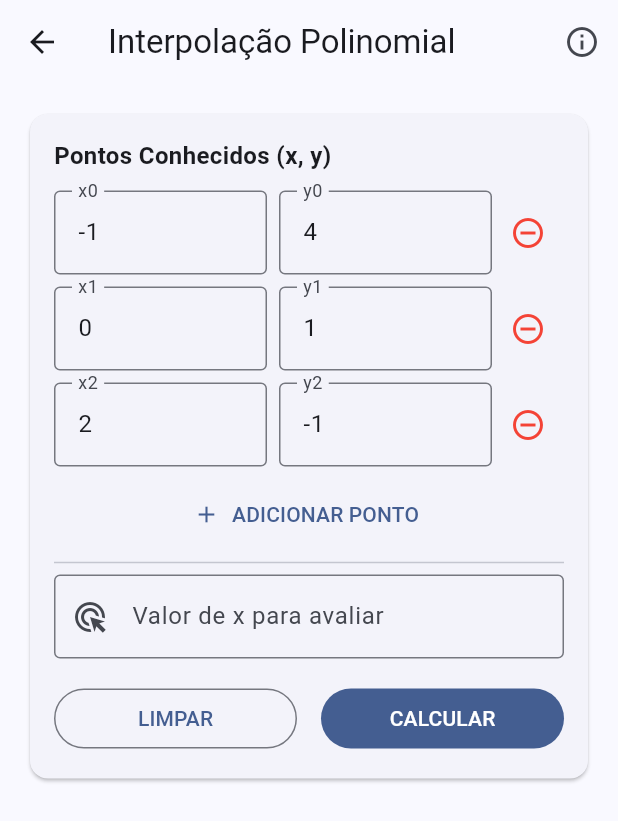
After one commit to ArthurHoshino/calculo-numerico, a Flutter app: the screen it shows after launch, after a tap on "Interpolação Polinomial", on a phone screen of 412 x 824 dp. The commit adds this screen. Shown: the top 821 px of the screen. Run offline on Flutter 3.47's test engine with Material 3 defaults, Android fonts, the phone set to English and light mode, and no system bars; missing offline and left inert: flutter_math_fork, fraction, function_tree.

Commit message:
Implementacao do metodo de interpolacao polinomial

```diff
--- a/lib/modules/home/home_view.dart
+++ b/lib/modules/home/home_view.dart
@@ -1,5 +1,6 @@
 import 'package:calculo_numerico/modules/metodos/bissecao.dart';
 import 'package:calculo_numerico/modules/metodos/gauss_seidel.dart';
+import 'package:calculo_numerico/modules/metodos/interpolacao_polinomial.dart';
 import 'package:calculo_numerico/modules/metodos/newton_raphson.dart';
 import 'package:flutter/material.dart';
 
@@ -54,10 +55,20 @@ class HomeView extends StatelessWidget {
             MetodoCard(
               context: context,
               titulo: 'Gauss-Seidel',
-              icone: Icons.calculate,
+              icone: Icons.functions,
               onTap: () => Navigator.push(
                   context,
                   MaterialPageRoute(builder: (context) => const GaussSeidelView()),
+              ),
+              isActive: true,
+            ),
+            MetodoCard(
+              context: context,
+              titulo: 'Interpolação Polinomial',
+              icone: Icons.scatter_plot,
+              onTap: () => Navigator.push(
+                context,
+                MaterialPageRoute(builder: (context) => const InterpolacaoPolinomialView()),
               ),
               isActive: true,
             ),
--- /dev/null
+++ b/lib/modules/metodos/interpolacao_polinomial.dart
@@ -0,0 +1,310 @@
+import 'package:flutter/material.dart';
+import 'package:fraction/fraction.dart';
+import 'package:flutter_math_fork/flutter_math.dart';
+import '../../core/componentes/componentes.dart';
+
+class InterpolacaoPolinomialView extends StatefulWidget {
+  const InterpolacaoPolinomialView({super.key});
+
+  @override
+  State<InterpolacaoPolinomialView> createState() => _InterpolacaoPolinomialViewState();
+}
+
+class _InterpolacaoPolinomialViewState extends State<InterpolacaoPolinomialView> {
+  final _formKey = GlobalKey<FormState>();
+
+  final List<({TextEditingController x, TextEditingController y})> _pontoControllers = [
+    (x: TextEditingController(text: '-1'), y: TextEditingController(text: '4')),
+    (x: TextEditingController(text: '0'), y: TextEditingController(text: '1')),
+    (x: TextEditingController(text: '2'), y: TextEditingController(text: '-1')),
+  ];
+
+  final _pontoAvaliacaoController = TextEditingController();
+
+  bool _calculating = false;
+  List<Fraction>? _coeficientes;
+  Fraction? _valorAvaliado;
+  Fraction? _xAvaliado;
+
+  void _addPonto() {
+    setState(() {
+      _pontoControllers.add((x: TextEditingController(), y: TextEditingController()));
+    });
+  }
+
+  void _removePonto(int index) {
+    if (_pontoControllers.length > 2) {
+      setState(() {
+        _pontoControllers[index].x.dispose();
+        _pontoControllers[index].y.dispose();
+        _pontoControllers.removeAt(index);
+      });
+    }
+  }
+
+  Fraction _fractionPow(Fraction base, int exponent) {
+    Fraction result = Fraction(1);
+    for (int i = 0; i < exponent; i++) {
+      result = (result * base).reduce();
+    }
+    return result;
+  }
+
+  List<Fraction> _resolverSistema(List<List<Fraction>> matriz, List<Fraction> b) {
+    int n = b.length;
+    for (int i = 0; i < n; i++) matriz[i].add(b[i]);
+
+    for (int i = 0; i < n; i++) {
+      int max = i;
+      for (int k = i + 1; k < n; k++) {
+        if (matriz[k][i].toDouble().abs() > matriz[max][i].toDouble().abs()) max = k;
+      }
+      var temp = matriz[i];
+      matriz[i] = matriz[max];
+      matriz[max] = temp;
+
+      if (matriz[i][i].toDouble().abs() < 1e-15) continue;
+
+      for (int k = i + 1; k < n; k++) {
+        Fraction fator = (matriz[k][i] / matriz[i][i]).reduce();
+        for (int j = i; j <= n; j++) {
+          matriz[k][j] = (matriz[k][j] - (fator * matriz[i][j])).reduce();
+        }
+      }
+    }
+
+    List<Fraction> x = List.filled(n, Fraction(0));
+    for (int i = n - 1; i >= 0; i--) {
+      Fraction soma = Fraction(0);
+      for (int j = i + 1; j < n; j++) {
+        soma = (soma + (matriz[i][j] * x[j])).reduce();
+      }
+      x[i] = ((matriz[i][n] - soma) / matriz[i][i]).reduce();
+    }
+    return x;
+  }
+
+  void _calcular() {
+    if (!_formKey.currentState!.validate()) return;
+    setState(() {
+      _calculating = true;
+      _coeficientes = null;
+      _valorAvaliado = null;
+    });
+
+    try {
+      List<Fraction> px = [], py = [];
+      for (var ctrl in _pontoControllers) {
+        px.add(Fraction.fromString(ctrl.x.text.replaceAll(',', '.')));
+        py.add(Fraction.fromString(ctrl.y.text.replaceAll(',', '.')));
+      }
+
+      int n = px.length;
+      List<List<Fraction>> vandermonde = List.generate(n, (i) => List.generate(n, (j) => _fractionPow(px[i], j)));
+      List<Fraction> coefs = _resolverSistema(vandermonde, py);
+
+      Fraction? valorAvaliado, xAvaliado;
+      if (_pontoAvaliacaoController.text.isNotEmpty) {
+        xAvaliado = Fraction.fromString(_pontoAvaliacaoController.text.replaceAll(',', '.'));
+        valorAvaliado = Fraction(0);
+        for (int i = 0; i < coefs.length; i++) {
+          valorAvaliado = (valorAvaliado! + (coefs[i] * _fractionPow(xAvaliado, i))).reduce();
+        }
+      }
+
+      setState(() {
+        _coeficientes = coefs;
+        _valorAvaliado = valorAvaliado;
+        _xAvaliado = xAvaliado;
+      });
+    } catch (e) {
+      ScaffoldMessenger.of(context).showSnackBar(SnackBar(content: Text('Erro: $e')));
+    } finally {
+      setState(() => _calculating = false);
+    }
+  }
+
+  void _limpar() {
+    setState(() {
+      for (var ctrl in _pontoControllers) { ctrl.x.clear(); ctrl.y.clear(); }
+      _pontoAvaliacaoController.clear();
+      _coeficientes = null;
+      _valorAvaliado = null;
+    });
+  }
+
+  void _showInfo() {
+    InfoDialog.show(
+      context,
+      titulo: 'Interpolação Polinomial',
+      conteudo: [
+        const Text(
+          'Este método encontra o polinômio de grau n-1 que passa exatamente por n pontos dados.',
+          style: TextStyle(fontWeight: FontWeight.bold),
+        ),
+        const SizedBox(height: 16),
+        const Text('Como usar:', style: TextStyle(fontWeight: FontWeight.bold)),
+        const SizedBox(height: 8),
+        const Text('• Insira os valores de x e y para cada ponto conhecido.'),
+        const Text('• Você pode adicionar ou remover pontos conforme necessário (mínimo de 2).'),
+        const Text('• Opcionalmente, defina um valor de "x" para calcular o valor de P(x) correspondente.'),
+        const SizedBox(height: 16),
+        const Text('Detalhes Técnicos:', style: TextStyle(fontWeight: FontWeight.bold)),
+        const SizedBox(height: 8),
+        const Text('• O sistema utiliza a Matriz de Vandermonde para encontrar os coeficientes.'),
+        const Text('• Os cálculos são realizados utilizando frações para evitar erros de precisão decimal.'),
+      ],
+    );
+  }
+
+  String _formatFractionToLatex(Fraction f) {
+    if (f.denominator == 1) return f.numerator.toString();
+    String sign = f.isNegative ? '-' : '';
+    return '$sign\\frac{${f.numerator.abs()}}{${f.denominator}}';
+  }
+
+  String _buildPolinomioLatex(List<Fraction> coefs) {
+    String latex = 'P(x) = ';
+    bool algumTermoAdicionado = false;
+
+    for (int i = coefs.length - 1; i >= 0; i--) {
+      if (coefs[i].toDouble().abs() < 1e-9) continue;
+
+      Fraction c = coefs[i];
+      if (algumTermoAdicionado && !c.isNegative) {
+        latex += ' + ';
+      }
+
+      Fraction absC = c;
+      if (absC != Fraction(1) || i == 0) {
+        latex += _formatFractionToLatex(absC);
+      }
+
+      if (i > 0) {
+        latex += i == 1 ? 'x' : 'x^{$i}';
+      }
+      algumTermoAdicionado = true;
+    }
+    return latex;
+  }
+
+  @override
+  Widget build(BuildContext context) {
+    return SafeArea(
+      child: Scaffold(
+        appBar: AppBar(
+          title: const Text('Interpolação Polinomial'),
+          actions: [
+            IconButton(
+              onPressed: _showInfo,
+              icon: const Icon(Icons.info_outline),
+              tooltip: 'Informações',
+            ),
+          ],
+        ),
+        body: ListView(
+          padding: const EdgeInsets.all(16),
+          children: [
+            Card(
+              child: Padding(
+                padding: const EdgeInsets.all(16),
+                child: Form(key: _formKey, child: Column(
+                  crossAxisAlignment: CrossAxisAlignment.start,
+                  children: [
+                    const Text('Pontos Conhecidos (x, y)', style: TextStyle(fontSize: 16, fontWeight: FontWeight.bold)),
+                    const SizedBox(height: 12),
+                    ..._pontoControllers.asMap().entries.map((entry) => Padding(
+                      padding: const EdgeInsets.only(bottom: 8),
+                      child: Row(children: [
+                        Expanded(child: TextFormField(controller: entry.value.x, decoration: InputDecoration(labelText: 'x${entry.key}', border: const OutlineInputBorder()))),
+                        const SizedBox(width: 8),
+                        Expanded(child: TextFormField(controller: entry.value.y, decoration: InputDecoration(labelText: 'y${entry.key}', border: const OutlineInputBorder()))),
+                        if (_pontoControllers.length > 2) IconButton(icon: const Icon(Icons.remove_circle_outline, color: Colors.red), onPressed: () => _removePonto(entry.key))
+                      ]),
+                    )),
+                    Center(child: TextButton.icon(onPressed: _addPonto, icon: const Icon(Icons.add), label: const Text('ADICIONAR PONTO'))),
+                    const Divider(),
+                    TextFormField(controller: _pontoAvaliacaoController, decoration: const InputDecoration(labelText: 'Valor de x para avaliar', border: OutlineInputBorder(), prefixIcon: Icon(Icons.ads_click))),
+                    const SizedBox(height: 16),
+                    Row(children: [
+                      Expanded(child: OutlinedButton(onPressed: _limpar, child: const Text('LIMPAR'))),
+                      const SizedBox(width: 16),
+                      Expanded(child: FilledButton(onPressed: _calculating ? null : _calcular, child: _calculating ? const CircularProgressIndicator(color: Colors.white) : const Text('CALCULAR'))),
+                    ])
+                  ],
+                )),
+              ),
+            ),
+            if (_coeficientes != null) ...[
+              const Divider(),
+              Padding(
+                padding: const EdgeInsets.all(16),
+                child: Column(
+                  crossAxisAlignment: CrossAxisAlignment.start,
+                  children: [
+                    const Text('Polinômio Encontrado:', style: TextStyle(fontSize: 18, fontWeight: FontWeight.bold)),
+                    const SizedBox(height: 12),
+                    Container(
+                      width: double.infinity,
+                      padding: const EdgeInsets.all(20),
+                      decoration: BoxDecoration(color: Colors.blue.shade50, borderRadius: BorderRadius.circular(12), border: Border.all(color: Colors.blue.shade200)),
+                      child: SingleChildScrollView(
+                        scrollDirection: Axis.horizontal,
+                        child: Math.tex(
+                          _buildPolinomioLatex(_coeficientes!),
+                          textStyle: TextStyle(fontSize: 22, color: Colors.blue.shade900),
+                        ),
+                      ),
+                    ),
+                    if (_valorAvaliado != null) ...[
+                      const SizedBox(height: 24),
+                      const Text('Avaliação:', style: TextStyle(fontSize: 18, fontWeight: FontWeight.bold)),
+                      Card(
+                        color: Colors.green.shade50,
+                        child: ListTile(
+                          leading: const Icon(Icons.functions, color: Colors.green),
+                          title: Math.tex(
+                            'P(${_formatFractionToLatex(_xAvaliado!)}) = ${_formatFractionToLatex(_valorAvaliado!)}',
+                            textStyle: const TextStyle(fontSize: 18, fontWeight: FontWeight.bold),
+                          ),
+                          subtitle: Text('≈ ${_valorAvaliado!.toDouble().toStringAsFixed(6)}'),
+                        ),
+                      ),
+                    ],
+                    const SizedBox(height: 24),
+                    const Text('Coeficientes:', style: TextStyle(fontSize: 18, fontWeight: FontWeight.bold)),
+                    const SizedBox(height: 8),
+                    SingleChildScrollView(
+                      scrollDirection: Axis.horizontal,
+                      child: Container(
+                        decoration: BoxDecoration(
+                          border: Border.all(color: Colors.grey.shade300),
+                          borderRadius: BorderRadius.circular(8),
+                        ),
+                        child: DataTable(
+                          headingRowColor: MaterialStateProperty.all(Colors.grey.shade100),
+                          columns: const [
+                            DataColumn(label: Text('i', style: TextStyle(fontWeight: FontWeight.bold))),
+                            DataColumn(label: Text('Coeficiente (Fração)', style: TextStyle(fontWeight: FontWeight.bold))),
+                            DataColumn(label: Text('Valor Aproximado', style: TextStyle(fontWeight: FontWeight.bold))),
+                          ],
+                          rows: _coeficientes!.asMap().entries.map((e) {
+                            return DataRow(cells: [
+                              DataCell(Text('a${e.key}')),
+                              DataCell(Math.tex(_formatFractionToLatex(e.value), textStyle: const TextStyle(fontSize: 16))),
+                              DataCell(Text(e.value.toDouble().toStringAsFixed(6))),
+                            ]);
+                          }).toList(),
+                        ),
+                      ),
+                    ),
+                  ],
+                ),
+              )
+            ]
+          ],
+        ),
+      ),
+    );
+  }
+}
--- a/pubspec.yaml
+++ b/pubspec.yaml
@@ -36,6 +36,7 @@ dependencies:
   cupertino_icons: ^1.0.8
   function_tree: ^0.9.1
   fraction: ^5.0.5
+  flutter_math_fork: ^0.7.4
 
 dev_dependencies:
   flutter_test:
```
Also changed, not shown: pubspec.lock.
